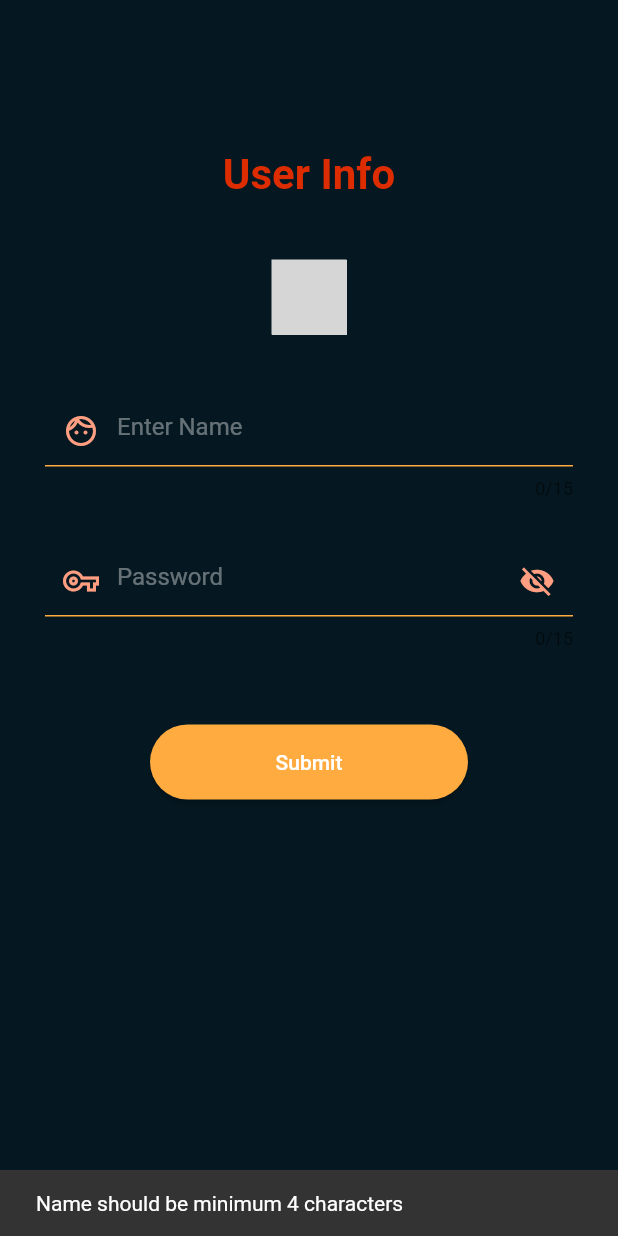
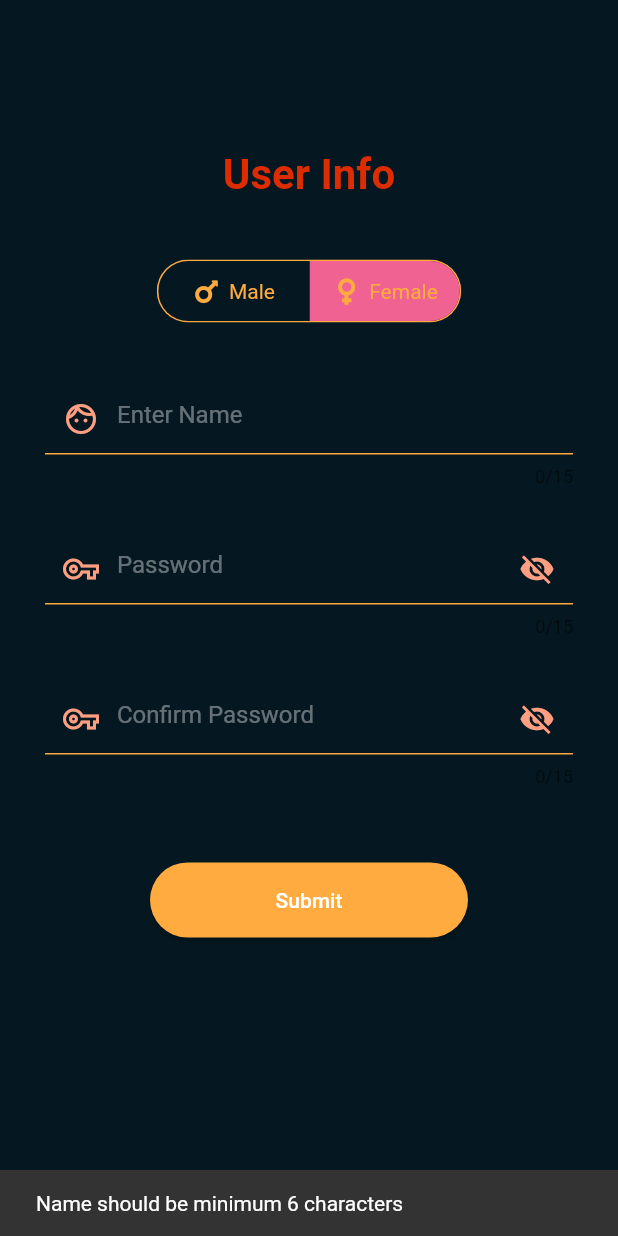
Before and after one commit to M4dj1/hairo, a Flutter app: the PasswordScreen screen opened directly with empty values, after a tap on "Submit", on a phone screen of 412 x 824 dp. Run offline on Flutter 3.47's test engine with Material 2 defaults, Android fonts, the phone set to English and light mode, and no system bars; drawn by our look-alikes of toggle_switch; our stand-ins replace animated_text_kit, circular_countdown_timer, firebase_auth, firebase_core, firebase_database, flutter_advanced_drawer and 3 more; missing offline and left inert: intro_views_flutter; accounts and stored records are empty; grey boxes are pictures that could not be loaded.

Commit message:
resolving null Map<> issue, adding confirm password, UI touches.

```diff
--- a/lib/LoginRegScreens/loginpage.dart
+++ b/lib/LoginRegScreens/loginpage.dart
@@ -33,7 +33,7 @@ class _LoginScreenState extends State<LoginScreen> {
               Container(
                   margin: EdgeInsets.only(top: 70),
                   height: 100,
-                  width: 110,
+                  width: 100,
                   decoration: BoxDecoration(
                     image: DecorationImage(
                       image: AssetImage(
@@ -157,7 +157,7 @@ class _LoginScreenState extends State<LoginScreen> {
                         isFound = true;
                         SharedPreferences prefs =
                             await SharedPreferences.getInstance();
-                        prefs.setString('uid', key);
+                        prefs.setString('mobile', value['mobile']);
 
                         Navigator.pushAndRemoveUntil(
                             context,
@@ -211,7 +211,7 @@ class _LoginScreenState extends State<LoginScreen> {
     super.initState();
     WidgetsBinding.instance!.addPostFrameCallback((timeStamp) async {
       SharedPreferences prefs = await SharedPreferences.getInstance();
-      var uid = prefs.getString('uid');
+      var uid = prefs.getString('mobile');
       if (uid != null) {
         dbRef.child(uid).once().then((DataSnapshot snapshot) {
           Map<dynamic, dynamic> userValues = snapshot.value;
--- a/lib/LoginRegScreens/password.dart
+++ b/lib/LoginRegScreens/password.dart
@@ -1,8 +1,8 @@
 import 'package:hairo/main.dart';
 import 'package:flutter/material.dart';
-import 'package:gender_picker/source/enums.dart';
-import 'package:gender_picker/gender_picker.dart';
+import 'package:toggle_switch/toggle_switch.dart';
 import 'package:shared_preferences/shared_preferences.dart';
+import 'package:font_awesome_flutter/font_awesome_flutter.dart';
 
 import '../intro.dart';
 
@@ -18,9 +18,11 @@ class _PasswordState extends State<PasswordScreen> {
   final GlobalKey<ScaffoldState> _scaffoldkey = GlobalKey<ScaffoldState>();
   final TextEditingController _nameController = TextEditingController();
   final TextEditingController _passwordController = TextEditingController();
+  final TextEditingController _passwordControllerC = TextEditingController();
   final TextEditingController _phoneController = TextEditingController();
   var _passwordVisible;
   var _obscureText;
+  var _obscureText1;
   @override
   Widget build(BuildContext context) {
     _phoneController.text = (widget.phone);
@@ -43,28 +45,33 @@ class _PasswordState extends State<PasswordScreen> {
               ),
             ),
             Padding(
-                padding:
-                    const EdgeInsets.only(right: 30.0, left: 30.0, top: 40.0),
-                child: GenderPickerWithImage(
-                  onChanged: (Gender? gender) {
-                    gendController = gender.toString().substring(7);
+              padding: const EdgeInsets.only(top: 40.0),
+              child: ToggleSwitch(
+                borderWidth: 1,
+                iconSize: 20,
+                animationDuration: 400,
+                animate: true,
+                minWidth: 100.0,
+                initialLabelIndex: 1,
+                cornerRadius: 20.0,
+                activeFgColor: Colors.orangeAccent,
+                inactiveBgColor: Color(0xff051821),
+                inactiveFgColor: Colors.orangeAccent,
+                borderColor: [Colors.orangeAccent],
+                totalSwitches: 2,
+                labels: ['Male', 'Female'],
+                icons: [FontAwesomeIcons.mars, FontAwesomeIcons.venus],
+                activeBgColors: [
+                  [Colors.blue.shade300],
+                  [Colors.pink.shade300]
+                ],
+                onToggle: (index) {
+                  index == 0
+                      ? gendController = "Male"
+                      : gendController = "Female";
                 },
-                  showOtherGender: false,
-                  verticalAlignedText: false,
-                  selectedGender: Gender.Male,
-                  selectedGenderTextStyle: TextStyle(
-                      color: Colors.deepOrangeAccent,
-                      fontWeight: FontWeight.bold),
-                  unSelectedGenderTextStyle: TextStyle(
-                      color: Colors.orangeAccent,
-                      fontWeight: FontWeight.normal),
-                  equallyAligned: true,
-                  animationDuration: Duration(milliseconds: 300),
-                  isCircular: true,
-                  opacityOfGradient: 0.4,
-                  padding: const EdgeInsets.all(3),
-                  size: 50,
-                )),
+              ),
+            ),
             Padding(
               padding:
                   const EdgeInsets.only(right: 30.0, left: 30.0, top: 40.0),
@@ -90,8 +97,8 @@ class _PasswordState extends State<PasswordScreen> {
               ),
             ),
             Padding(
-              padding: const EdgeInsets.only(
-                  right: 30.0, left: 30.0, top: 30.0, bottom: 40),
+              padding:
+                  const EdgeInsets.only(right: 30.0, left: 30.0, top: 30.0),
               child: TextField(
                 style: TextStyle(color: Colors.white),
                 cursorColor: Colors.orangeAccent,
@@ -128,6 +135,45 @@ class _PasswordState extends State<PasswordScreen> {
                     )),
               ),
             ),
+            Padding(
+              padding: const EdgeInsets.only(
+                  right: 30.0, left: 30.0, top: 30.0, bottom: 40),
+              child: TextField(
+                style: TextStyle(color: Colors.white),
+                cursorColor: Colors.orangeAccent,
+                keyboardType: TextInputType.text,
+                controller: _passwordControllerC,
+                obscureText: _obscureText1,
+                maxLength: 15,
+                decoration: InputDecoration(
+                    prefixIcon: Icon(
+                      Icons.vpn_key_outlined,
+                      color: Colors.deepOrangeAccent.shade100,
+                    ),
+                    suffixIcon: IconButton(
+                      icon: Icon(
+                        _passwordVisible
+                            ? Icons.visibility
+                            : Icons.visibility_off,
+                        color: Colors.deepOrangeAccent.shade100,
+                      ),
+                      onPressed: () {
+                        setState(() {
+                          _passwordVisible = !_passwordVisible;
+                          _obscureText = !_obscureText1;
+                        });
+                      },
+                    ),
+                    hintText: 'Confirm Password',
+                    hintStyle: TextStyle(color: Colors.white38),
+                    enabledBorder: UnderlineInputBorder(
+                        borderSide: BorderSide(color: Colors.orangeAccent)),
+                    focusedBorder: UnderlineInputBorder(
+                      borderSide:
+                          BorderSide(color: Colors.deepOrangeAccent.shade100),
+                    )),
+              ),
+            ),
             Container(
               margin: EdgeInsets.only(top: 10.0, right: 100.0, left: 100.0),
               width: double.infinity,
@@ -138,16 +184,21 @@ class _PasswordState extends State<PasswordScreen> {
                     shape: RoundedRectangleBorder(
                         borderRadius: BorderRadius.circular(40))),
                 onPressed: () {
-                  if (_nameController.text.length <= 4) {
+                  if (_nameController.text.length < 6) {
                     ScaffoldMessenger.of(context).showSnackBar(SnackBar(
-                        content: Text('Name should be minimum 4 characters')));
+                        content: Text('Name should be minimum 6 characters')));
                     return;
-                  }
-                  if (_passwordController.text.length <= 4) {
+                  } else if (_passwordController.text.length < 6) {
                     ScaffoldMessenger.of(context).showSnackBar(SnackBar(
                         content:
-                            Text('Password should be minimum 4 characters')));
-                  }
+                            Text('Password should be minimum 6 characters')));
+                  } else if (_passwordControllerC.text !=
+                      _passwordController.text) {
+                    ScaffoldMessenger.of(context).showSnackBar(
+                        SnackBar(content: Text('Passwords Dont match')));
+                    _passwordControllerC.text = "";
+                    _passwordController.text = "";
+                  } else {
                     Map userDetails = {
                       "uid": widget.uid,
                       "mobile": widget.phone,
@@ -161,7 +212,7 @@ class _PasswordState extends State<PasswordScreen> {
                         .then((value) async {
                       SharedPreferences prefs =
                           await SharedPreferences.getInstance();
-                    prefs.setString('uid', widget.uid);
+                      prefs.setString('mobile', widget.phone);
                       Navigator.pushAndRemoveUntil(
                           context,
                           MaterialPageRoute(
@@ -171,6 +222,7 @@ class _PasswordState extends State<PasswordScreen> {
                       ScaffoldMessenger.of(context).showSnackBar(
                           SnackBar(content: Text('${error.toString()}')));
                     });
+                  }
                 },
                 child: Text(
                   'Submit',
@@ -188,6 +240,7 @@ class _PasswordState extends State<PasswordScreen> {
   void initState() {
     _passwordVisible = false;
     _obscureText = true;
+    _obscureText1 = true;
     // TODO: implement initState
     super.initState();
   }
--- a/lib/LoginRegScreens/registration.dart
+++ b/lib/LoginRegScreens/registration.dart
@@ -21,7 +21,7 @@ class _RegistartionState extends State<Registartion> {
                 margin: EdgeInsets.only(top: 100),
                 child: Center(
                   child: Text(
-                    'Signup with Mobile Number',
+                    'Sign Up',
                     style: TextStyle(
                         fontWeight: FontWeight.bold,
                         fontSize: 28,
--- a/lib/main.dart
+++ b/lib/main.dart
@@ -9,9 +9,9 @@ Future<void> main() async {
   WidgetsFlutterBinding.ensureInitialized();
   await Firebase.initializeApp();
   SharedPreferences prefs = await SharedPreferences.getInstance();
-  var uid = prefs.getString('uid');
-  if (uid != null) {
-    dbRef.child(uid).once().then((DataSnapshot snapshot) {
+  var mobile = prefs.getString('mobile');
+  if (mobile != null) {
+    dbRef.child(mobile).once().then((DataSnapshot snapshot) {
       Map<dynamic, dynamic> userValues = snapshot.value;
       runApp(MaterialApp(
         home: Home(userValues),
--- a/pubspec.yaml
+++ b/pubspec.yaml
@@ -38,6 +38,8 @@ dependencies:
   shared_preferences: ^2.0.7
   circular_countdown_timer: ^0.2.0
   animated_text_kit: ^4.2.1
+  toggle_switch: ^1.3.0
+  font_awesome_flutter: ^9.2.0
 
 dev_dependencies:
   flutter_test:
```
Also changed, not shown: lib/home.dart (+32 -17 lines), pubspec.lock. Lines whose indentation alone changed are shown as unchanged.
